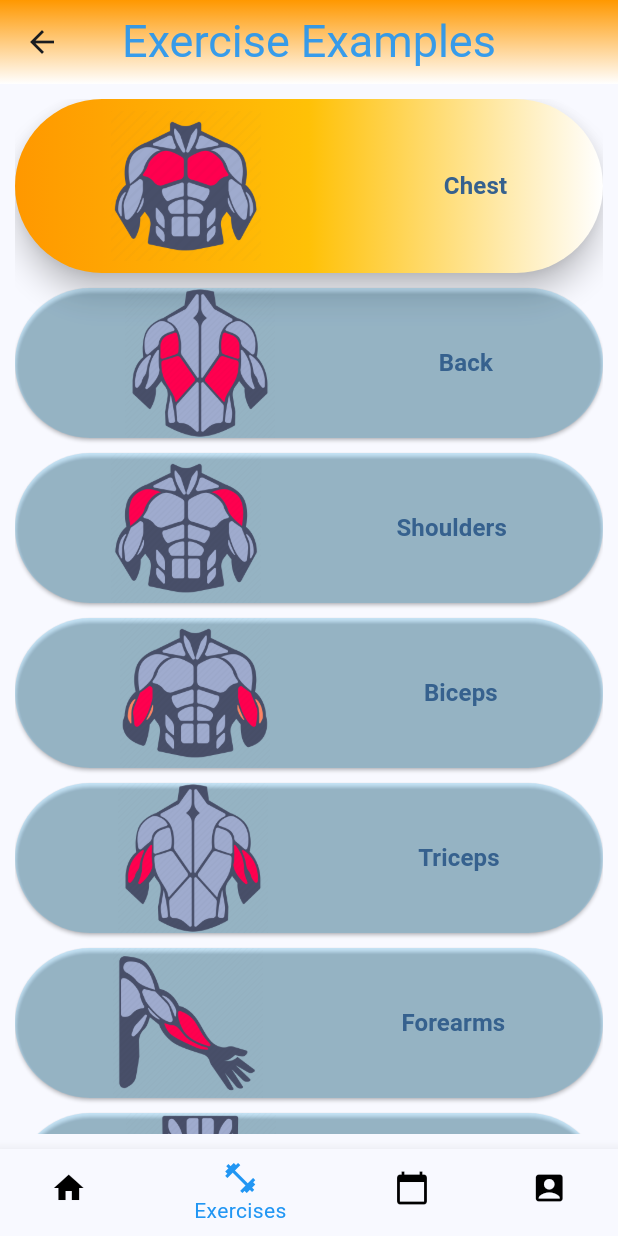
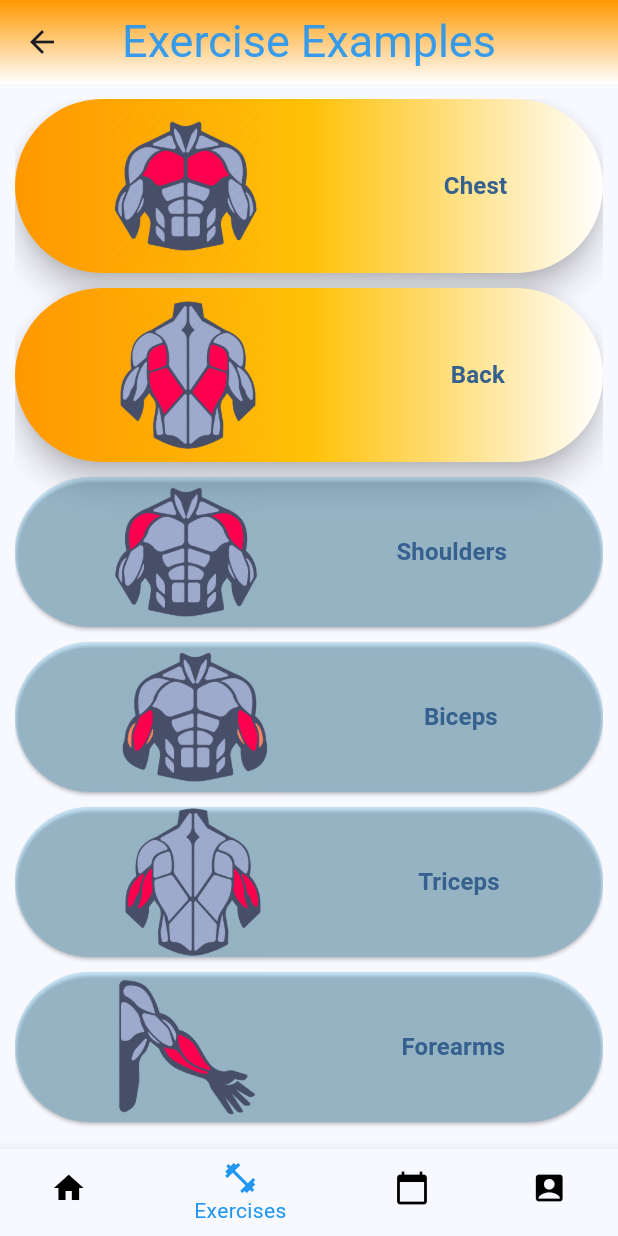
Before and after one commit to mateuszkasprzak94/fitness_prodigy, a Flutter app: the ExerciseExamplesPage screen opened directly, on a phone screen of 412 x 824 dp. Run offline on Flutter 3.47's test engine with Material 2 defaults, Android fonts, the phone set to English and light mode, and no system bars; our stand-ins replace firebase_auth, firebase_core, google_fonts, shared_preferences; accounts and stored records are empty; Roboto replaces fonts that are missing (Satisfy).

Commit message:
Customize Back button with gradient color

```diff
--- a/lib/app/after login plus features/exercies_examples/muscle_anatomy/back_button.dart
+++ b/lib/app/after login plus features/exercies_examples/muscle_anatomy/back_button.dart
@@ -9,16 +9,40 @@ class Back extends StatelessWidget {
 
   @override
   Widget build(BuildContext context) {
-    return ElevatedButton(
+    const shape = StadiumBorder();
+
+    return Material(
+      color: Colors.transparent,
+      shape: shape,
+      elevation: 8,
+      child: Container(
+        decoration: const ShapeDecoration(
+          shape: shape,
+          gradient: LinearGradient(
+            colors: [
+              Colors.orange,
+              Colors.amber,
+              Colors.white,
+            ],
+          ),
+        ),
+        child: ElevatedButton(
           onPressed: () {
             Navigator.of(context).push(
               MaterialPageRoute(
-            builder: (_) => BackPage(user: FirebaseAuth.instance.currentUser!),
+                builder: (_) =>
+                    BackPage(user: FirebaseAuth.instance.currentUser!),
               ),
             );
           },
           style: ElevatedButton.styleFrom(
-        backgroundColor: const Color.fromARGB(45, 3, 168, 244),
+            padding: const EdgeInsets.symmetric(horizontal: 8, vertical: 8),
+
+            /// deactivate color and shadow
+            tapTargetSize: MaterialTapTargetSize.shrinkWrap,
+            backgroundColor: Colors.transparent,
+            shadowColor: Colors.transparent,
+            elevation: 0,
           ),
           child: Row(
             mainAxisAlignment: MainAxisAlignment.spaceEvenly,
@@ -35,6 +59,8 @@ class Back extends StatelessWidget {
               )
             ],
           ),
+        ),
+      ),
     );
   }
 }
```
Also changed, not shown: exercise examples page images/back1.png (added). Lines whose indentation alone changed are shown as unchanged.
